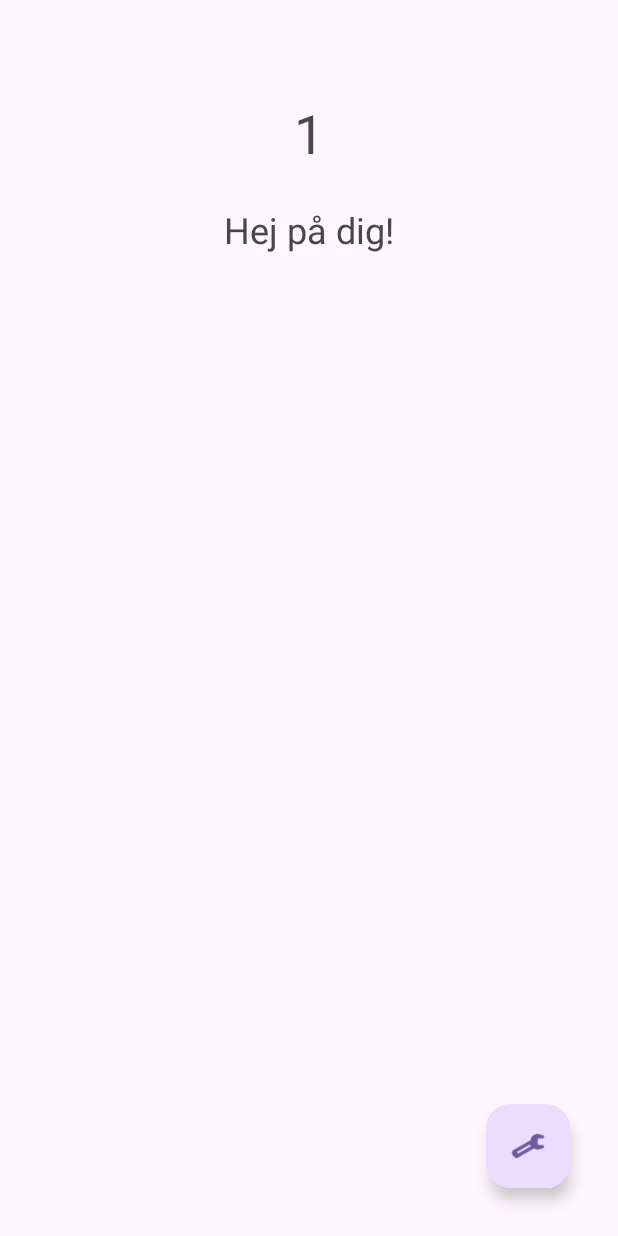
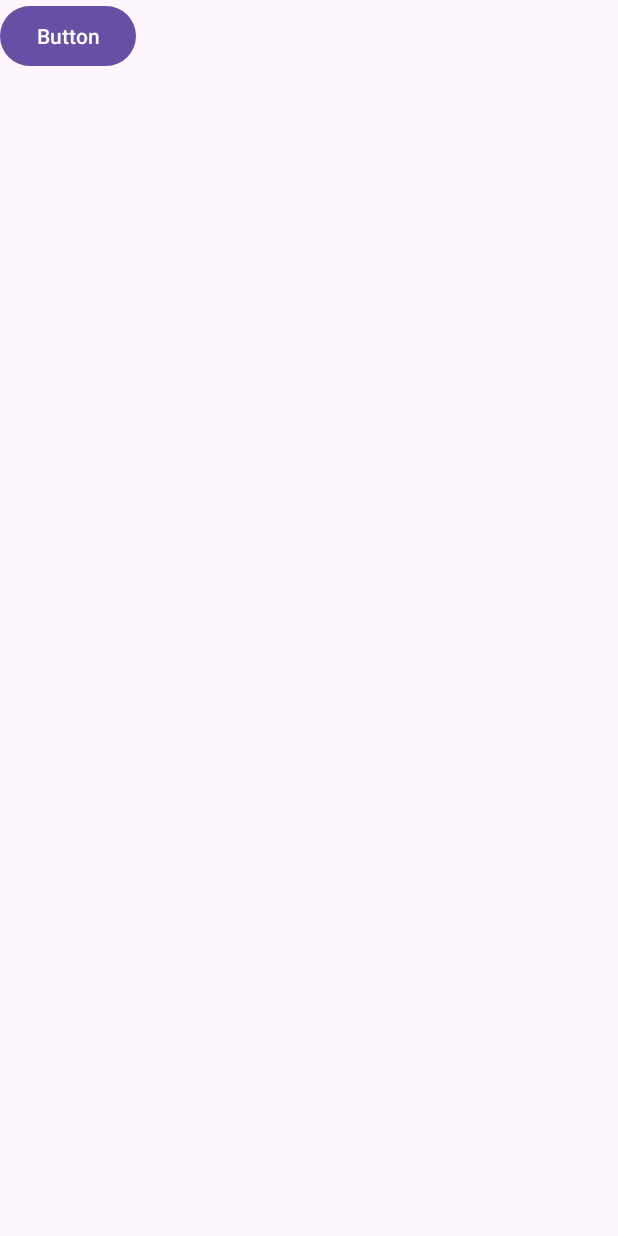
Before and after one commit to malmstli/my-first-app, an Android app: the screen it shows after launch (MainActivity), on a phone screen of 412 x 824 dp. Run offline under Robolectric (Android 15) with nearby library versions, the phone set to English and light mode, and no system bars.

Commit message:
cc lektion 7

```diff
--- a/app/src/main/java/fi/arcada/codechallenge/MainActivity.java
+++ b/app/src/main/java/fi/arcada/codechallenge/MainActivity.java
@@ -2,70 +2,51 @@ package fi.arcada.codechallenge;
 
 import android.annotation.SuppressLint;
 import android.content.Intent;
-import android.content.SharedPreferences;
 import android.os.Bundle;
+import android.view.View;
+import android.widget.Button;
 import android.widget.TextView;
 
 import androidx.appcompat.app.AppCompatActivity;
 
+import android.content.SharedPreferences;
+
 import com.google.android.material.floatingactionbutton.FloatingActionButton;
 
+import java.util.ArrayList;
+import java.util.Arrays;
+import java.util.concurrent.atomic.AtomicInteger;
+
+
 public class MainActivity extends AppCompatActivity {
-    private boolean isInitialLaunch = true;
-    private TextView appCountTextView;
-    private TextView welcomeTextView;
-    private FloatingActionButton settingsButton;
 
-    private SharedPreferences sharedPreferences;
-    private static final String PREFS_NAME = "AppCounterPrefs";
-    private static final String APP_COUNTER_KEY = "appCounter";
-    private static final String SAVED_TEXT_KEY = "savedText";
+    ArrayList<Double> values = new ArrayList<Double>();
 
-    @SuppressLint("MissingInflatedId")
+    private TextView Count;
+
     @Override
-    protected void onCreate(Bundle savedInstanceState) {
-        super.onCreate(savedInstanceState);
+    protected void onCreate(Bundle savedInstancesState){
+        super.onCreate(savedInstancesState);
         setContentView(R.layout.activity_main);
 
-        appCountTextView = findViewById(R.id.appCount);
-        welcomeTextView = findViewById(R.id.welcomeView);
-        settingsButton = findViewById(R.id.myFloatingActionButton);
+        Count = findViewById(R.id.Count);
 
-        sharedPreferences = getSharedPreferences(PREFS_NAME, MODE_PRIVATE);
+        for (int i = 0; i<13; i++){
+            double randomValue = Math.random();
+            values.add(randomValue);
+        }
+    }
+    public void buttonClickHandler(View view){calculate();}
 
-        int appCounter = sharedPreferences.getInt(APP_COUNTER_KEY, 0);
-        appCounter++;
+    private void calculate(){
+        Statistics meanCalc = new Statistics();
 
-        SharedPreferences.Editor editor = sharedPreferences.edit();
-        editor.putInt(APP_COUNTER_KEY, appCounter);
-        editor.apply();
+        int windowSize = 3;
 
-        appCountTextView.setText(String.valueOf(appCounter));
-
-        welcomeTextView.setText("Hej på dig!");
-
-        settingsButton.setOnClickListener(v -> openSettings());
+        ArrayList<Double> temps = new ArrayList<>(Arrays.asList(17.5, 16.0, 16.5, 15.0, 17.5, 18.0, 15.5, 20.0, 19.5, 16.0));
+        ArrayList<Double> result = meanCalc.glideMeanValue(temps, windowSize);
+        Count.setText("SMA: "+result);
     }
 
-    @Override
-    protected void onResume() {
-        super.onResume();
 
-        if (!isInitialLaunch) {
-
-            String savedText = sharedPreferences.getString(SAVED_TEXT_KEY, null);
-            if (savedText != null && !savedText.isEmpty()) {
-                welcomeTextView.setText(savedText);
-            } else {
-                welcomeTextView.setText("Hej igen!");
-            }
-        } else {
-            isInitialLaunch = false;
-        }
-    }
-
-    private void openSettings() {
-        Intent intent = new Intent(this, SettingsActivity.class);
-        startActivity(intent);
-    }
 }
--- a/app/src/main/res/layout/activity_main.xml
+++ b/app/src/main/res/layout/activity_main.xml
@@ -8,36 +8,22 @@
     tools:context=".MainActivity">
 
     <TextView
-        android:id="@+id/appCount"
+        android:id="@+id/Count"
         android:layout_width="wrap_content"
         android:layout_height="wrap_content"
-        android:text="0"
         android:textSize="36sp"
         app:layout_constraintTop_toTopOf="parent"
         app:layout_constraintStart_toStartOf="parent"
         app:layout_constraintEnd_toEndOf="parent"
         android:layout_marginTop="64dp" />
 
-    <TextView
-        android:id="@+id/welcomeView"
+    <Button
+        android:id="@+id/buttonClickHandler"
         android:layout_width="wrap_content"
         android:layout_height="wrap_content"
-        android:text="Välkommen!"
-        android:textSize="24sp"
-        app:layout_constraintTop_toBottomOf="@id/appCount"
-        app:layout_constraintStart_toStartOf="parent"
-        app:layout_constraintEnd_toEndOf="parent"
-        android:layout_marginTop="24dp" />
-
-    <com.google.android.material.floatingactionbutton.FloatingActionButton
-        android:id="@+id/myFloatingActionButton"
-        android:layout_width="wrap_content"
-        android:layout_height="wrap_content"
-        android:layout_margin="32dp"
-        android:clickable="true"
-        android:contentDescription="Inställningar"
-        app:layout_constraintBottom_toBottomOf="parent"
-        app:layout_constraintEnd_toEndOf="parent"
-        app:srcCompat="@android:drawable/ic_menu_manage" />
+        android:onClick="buttonClickHandler"
+        android:text="Button"
+        tools:layout_editor_absoluteX="160dp"
+        tools:layout_editor_absoluteY="307dp" />
 
 </androidx.constraintlayout.widget.ConstraintLayout>
```
Also changed, not shown: app/src/main/java/fi/arcada/codechallenge/Statistics.java (added, +39 -0 lines).
